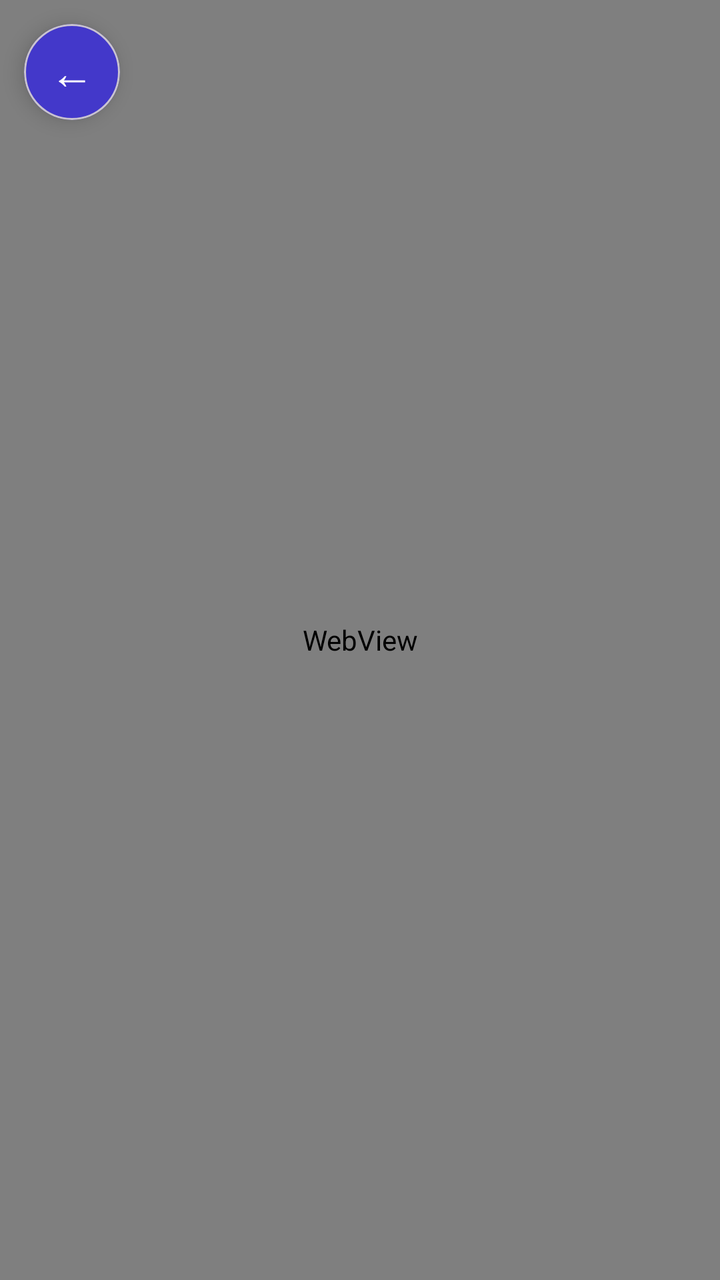
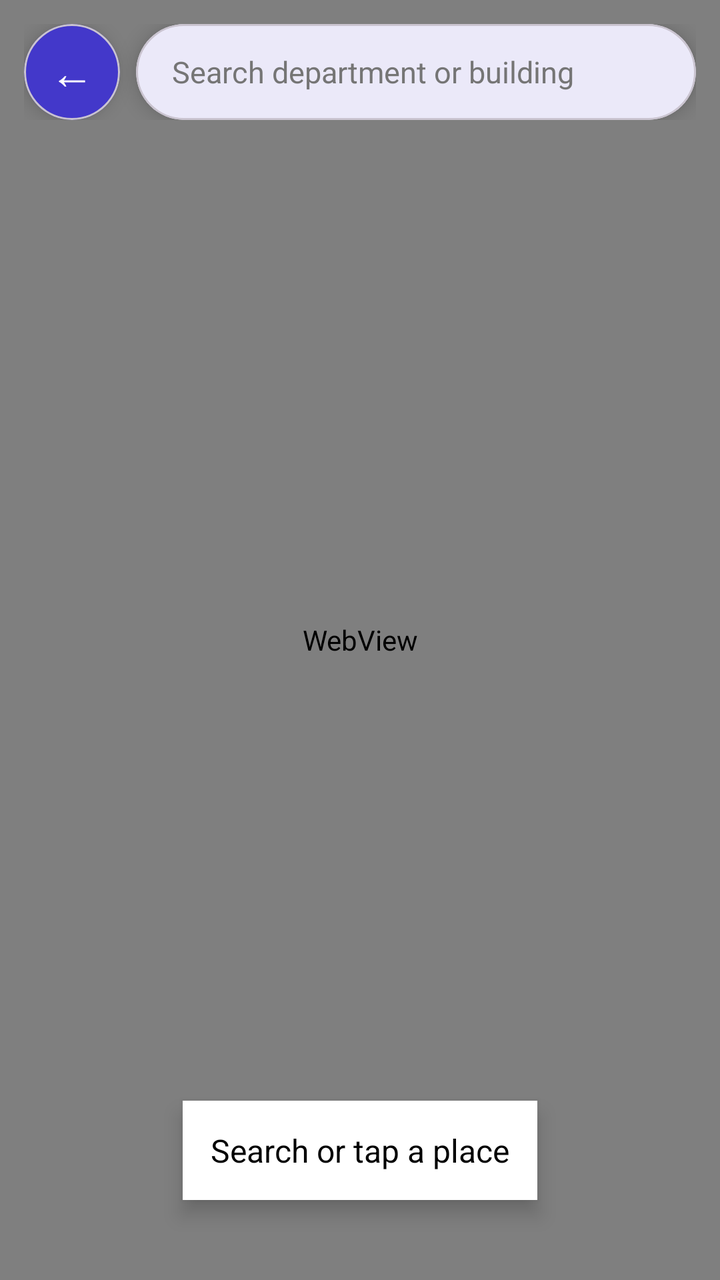

Two renders of the same Android screen: before a commit and after it. Below are the layout's source before the change and the commit's diff.
<!-- AndroidManifest.xml: application theme Theme.DSCENavigator -->
<!-- res/layout/activity_campus3d.xml -->
<?xml version="1.0" encoding="utf-8"?>
<FrameLayout xmlns:android="http://schemas.android.com/apk/res/android"
    xmlns:app="http://schemas.android.com/apk/res-auto"
    android:layout_width="match_parent"
    android:layout_height="match_parent">

    <WebView
        android:id="@+id/web"
        android:layout_width="match_parent"
        android:layout_height="match_parent" />

    <com.google.android.material.card.MaterialCardView
        android:id="@+id/btnBack"
        android:layout_width="48dp"
        android:layout_height="48dp"
        android:layout_gravity="top|start"
        android:layout_margin="12dp"
        android:clickable="true"
        android:focusable="true"
        app:cardBackgroundColor="@color/app_primary"
        app:cardCornerRadius="24dp"
        app:cardElevation="6dp">

        <TextView
            android:layout_width="match_parent"
            android:layout_height="match_parent"
            android:gravity="center"
            android:text="←"
            android:textColor="#FFFFFF"
            android:textSize="22sp" />
    </com.google.android.material.card.MaterialCardView>

</FrameLayout>
<!-- resources referenced by this layout -->
<resources>
  <color name="app_primary">#4338CA</color>
  <style name="Theme.DSCENavigator" parent="Base.Theme.DSCENavigator" />
  <style name="Base.Theme.DSCENavigator" parent="Theme.Material3.DayNight.NoActionBar">
          <item name="colorPrimary">@color/app_primary</item>
          <item name="colorOnPrimary">@color/white</item>
          <item name="colorSecondary">@color/header_end</item>
          <item name="colorSurface">@color/app_card</item>
          <item name="colorOnSurface">@color/app_text</item>
          <item name="android:windowBackground">@color/app_background</item>
          <item name="android:windowLightStatusBar">false</item>
          <item name="android:statusBarColor">@android:color/transparent</item>
      </style>
  <color name="white">#FFFFFFFF</color>
  <color name="header_end">#7C3AED</color>
  <color name="app_card">#FFFFFF</color>
  <color name="app_text">#14142B</color>
  <color name="app_background">#F4F5FB</color>
</resources>

<!-- the commit's change to res/layout/activity_campus3d.xml (unified diff, before → after) -->
@@ -9,25 +9,70 @@
         android:layout_width="match_parent"
         android:layout_height="match_parent" />
 
-    <com.google.android.material.card.MaterialCardView
-        android:id="@+id/btnBack"
-        android:layout_width="48dp"
-        android:layout_height="48dp"
-        android:layout_gravity="top|start"
+    <LinearLayout
+        android:layout_width="match_parent"
+        android:layout_height="wrap_content"
+        android:layout_gravity="top"
         android:layout_margin="12dp"
-        android:clickable="true"
-        android:focusable="true"
-        app:cardBackgroundColor="@color/app_primary"
-        app:cardCornerRadius="24dp"
-        app:cardElevation="6dp">
+        android:gravity="center_vertical"
+        android:orientation="horizontal">
 
-        <TextView
-            android:layout_width="match_parent"
-            android:layout_height="match_parent"
-            android:gravity="center"
-            android:text="←"
-            android:textColor="#FFFFFF"
-            android:textSize="22sp" />
-    </com.google.android.material.card.MaterialCardView>
+        <com.google.android.material.card.MaterialCardView
+            android:id="@+id/btnBack"
+            android:layout_width="48dp"
+            android:layout_height="48dp"
+            android:clickable="true"
+            android:focusable="true"
+            app:cardBackgroundColor="@color/app_primary"
+            app:cardCornerRadius="24dp"
+            app:cardElevation="6dp">
+
+            <TextView
+                android:layout_width="match_parent"
+                android:layout_height="match_parent"
+                android:gravity="center"
+                android:text="←"
+                android:textColor="#FFFFFF"
+                android:textSize="22sp" />
+        </com.google.android.material.card.MaterialCardView>
+
+        <com.google.android.material.card.MaterialCardView
+            android:layout_width="0dp"
+            android:layout_height="48dp"
+            android:layout_marginStart="8dp"
+            android:layout_weight="1"
+            app:cardBackgroundColor="#FFFFFF"
+            app:cardCornerRadius="24dp"
+            app:cardElevation="6dp">
+
+            <AutoCompleteTextView
+                android:id="@+id/searchBox"
+                android:layout_width="match_parent"
+                android:layout_height="match_parent"
+                android:background="@null"
+                android:hint="Search department or building"
+                android:imeOptions="actionDone"
+                android:inputType="text"
+                android:maxLines="1"
+                android:paddingStart="18dp"
+                android:paddingEnd="18dp"
+                android:textColor="#000000"
+                android:textColorHint="#757575"
+                android:textSize="15sp" />
+        </com.google.android.material.card.MaterialCardView>
+    </LinearLayout>
+
+    <TextView
+        android:id="@+id/infoText"
+        android:layout_width="wrap_content"
+        android:layout_height="wrap_content"
+        android:layout_gravity="bottom|center_horizontal"
+        android:layout_marginBottom="40dp"
+        android:background="#FFFFFF"
+        android:elevation="6dp"
+        android:padding="14dp"
+        android:text="Search or tap a place"
+        android:textColor="#000000"
+        android:textSize="16sp" />
 
 </FrameLayout>
